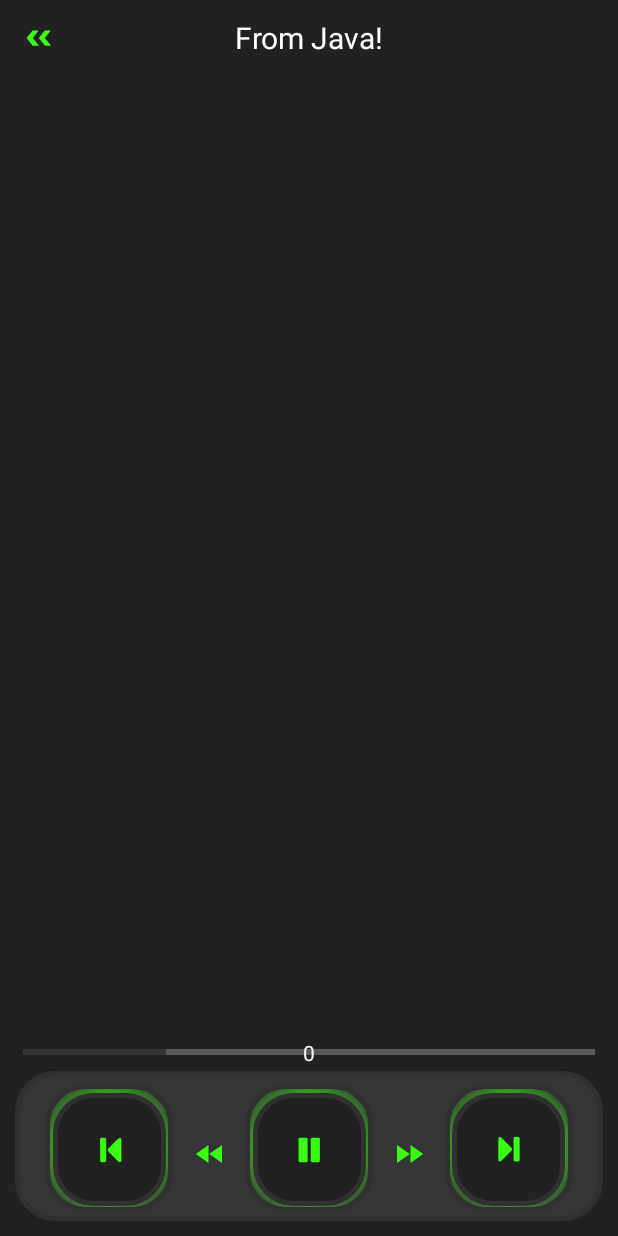
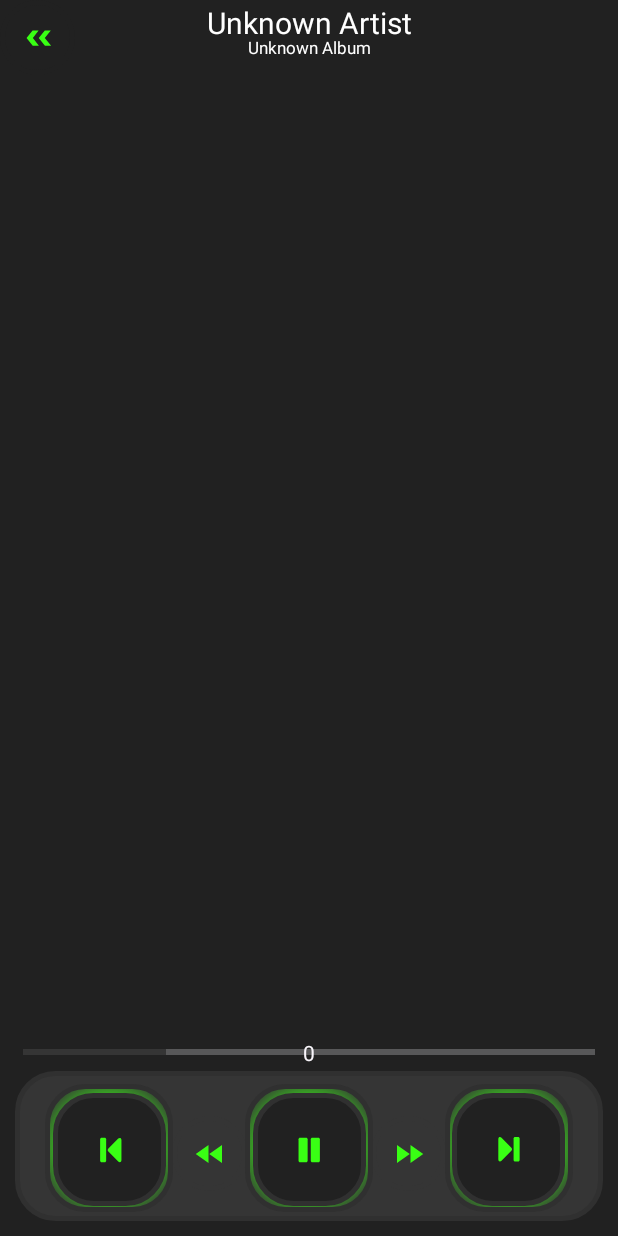
Before and after one commit to bytesenseidk/MusicPlayer, an Android app: the screen it shows after launch (PlayerActivity), after a tap on "Pause song", on a phone screen of 412 x 824 dp. Run offline under Robolectric (Android 15) with nearby library versions, the phone set to English and light mode, and no system bars.

Commit message:
Added metadata fields

```diff
--- a/app/src/main/java/lars/rosenkilde/musicplayer/MetaDataExtractor.java
+++ b/app/src/main/java/lars/rosenkilde/musicplayer/MetaDataExtractor.java
@@ -7,6 +7,6 @@ public class MetaDataExtractor {
     URL songPath = MetaDataExtractor.class.getResource("dummysong.mp3");
     MediaMetadataRetriever mmr = new MediaMetadataRetriever();
 
-    String albumName = mmr.extractMetadata(MediaMetadataRetriever.METADATA_KEY_ARTIST);
-    String testString = "From Java!";
+    String albumName = mmr.extractMetadata(MediaMetadataRetriever.METADATA_KEY_ALBUM);
+    String albumArtist = mmr.extractMetadata(MediaMetadataRetriever.METADATA_KEY_ARTIST);
 }
--- a/app/src/main/java/lars/rosenkilde/musicplayer/PlayerActivity.kt
+++ b/app/src/main/java/lars/rosenkilde/musicplayer/PlayerActivity.kt
@@ -46,13 +46,12 @@ class PlayerActivity : AppCompatActivity() {
     }
 
     private fun testFunc() {
-        val songname = MetaDataExtractor().testString
-        if (!playerState) {
-            binding.songTitle.text = songname
-        } else {
-            binding.songTitle.text = "Paused"
-        }
+        val mData = MetaDataExtractor()
+        val artist = mData.albumArtist ?: "Unknown Artist"
+        val album = mData.albumName ?: "Unknown Album"
 
+        binding.songTitle.text = artist
+        binding.songAlbum.text = album
     }
 
     private fun playMedia() {
--- a/app/src/main/res/layout/activity_player.xml
+++ b/app/src/main/res/layout/activity_player.xml
@@ -27,9 +27,23 @@
         android:text="Song Name Here!"
         android:textSize="20sp"
         android:textColor="@color/white"
+        android:layout_marginTop="-20sp"
         app:layout_constraintEnd_toEndOf="@id/nav_menu"
         app:layout_constraintStart_toStartOf="@id/nav_menu"
         app:layout_constraintTop_toTopOf="@id/nav_menu"
+        app:layout_constraintBottom_toBottomOf="@id/nav_menu"/>
+
+    <TextView
+        android:id="@+id/songAlbum"
+        android:layout_width="wrap_content"
+        android:layout_height="wrap_content"
+        android:text="Artist Here"
+        android:textSize="11sp"
+        android:textColor="@color/white"
+        android:layout_marginTop="-15sp"
+        app:layout_constraintEnd_toEndOf="@id/nav_menu"
+        app:layout_constraintStart_toStartOf="@id/nav_menu"
+        app:layout_constraintTop_toBottomOf="@id/songTitle"
         app:layout_constraintBottom_toBottomOf="@id/nav_menu"/>
 
     <ImageButton
```
